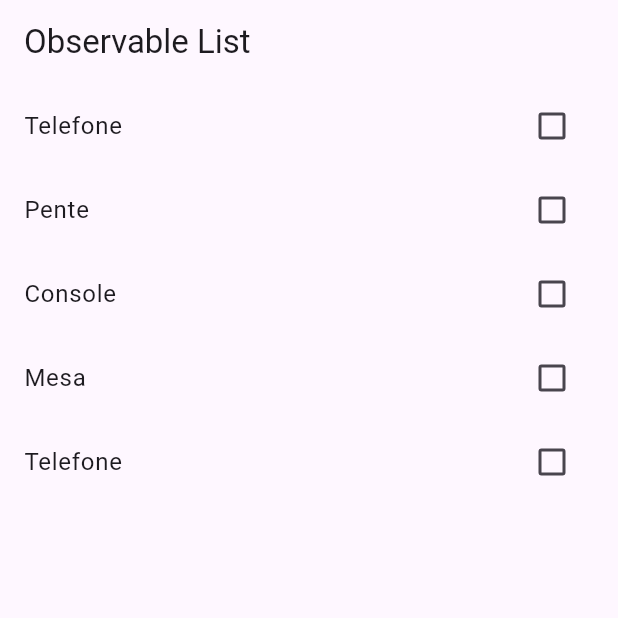
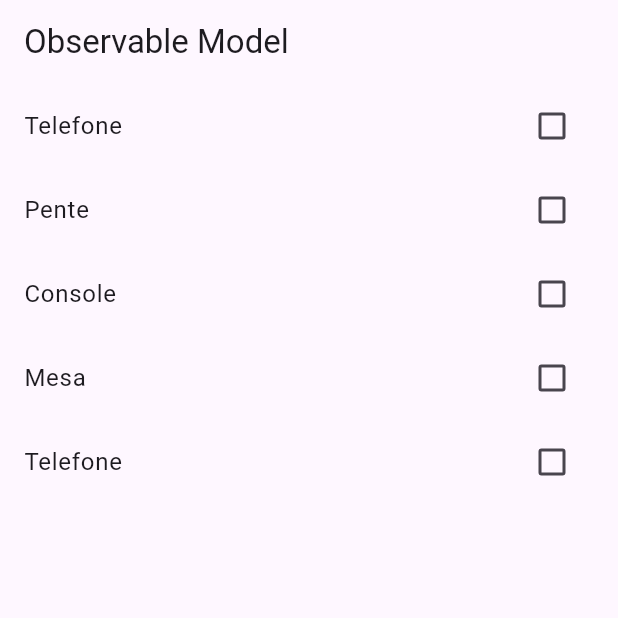
Before and after one commit to Jhonn-y/mobX_IMC, a Flutter app: the screen it shows after launch, item 3 of the bottom bar chosen, after a tap on "Adicionar", on a phone screen of 412 x 824 dp, the top half of it. Run offline on Flutter 3.47's test engine with Material 3 defaults, Android fonts, the phone set to English and light mode, and no system bars; our stand-ins replace currency_text_input_formatter, flutter_mobx, mobx, syncfusion_flutter_gauges; generated files the repository leaves out were written again.

Commit message:
Observable Model aplicado

```diff
--- a/lib/main.dart
+++ b/lib/main.dart
@@ -1,8 +1,9 @@
 import 'package:flutter/material.dart';
+import 'package:mobx_imc/observables/observable_model/observable_model_page.dart';
 // import 'package:mobx_imc/contador/counter_page.dart';
 // import 'package:mobx_imc/contador_codegen/counter_codegen_page.dart';
 // import 'package:mobx_imc/imc/imc_page.dart';
-import 'package:mobx_imc/observables/list/observable_list_page.dart';
+// import 'package:mobx_imc/observables/list/observable_list_page.dart';
 
 void main() {
   runApp(const MyApp());
@@ -18,7 +19,7 @@ class MyApp extends StatelessWidget {
         colorScheme: ColorScheme.fromSeed(seedColor: Colors.deepPurple),
         useMaterial3: true,
       ),
-      home: ObservableListPage(),
+      home: ObservableModelPage(),
     );
   }
 }
--- /dev/null
+++ b/lib/observables/observable_model/observable_model_controller.dart
@@ -0,0 +1,40 @@
+import 'package:mobx/mobx.dart';
+import 'package:mobx_imc/model/product_model.dart';
+import 'package:mobx_imc/observables/observable_model/model/product_store.dart';
+part 'observable_model_controller.g.dart';
+
+class ObservableModelController = ObservableModelControllerBase with _$ObservableModelController;
+
+abstract class ObservableModelControllerBase with Store {
+
+  @observable
+  var products = <ProductStore>[].asObservable();
+
+
+  @action
+  void loadProducts(){
+    products.addAll([
+      ProductStore(model: ProductModel(name: "Telefone"),selected: false),
+      ProductStore(model: ProductModel(name: "Pente"),selected: false),
+      ProductStore(model: ProductModel(name: "Console"),selected: false),
+      ProductStore(model: ProductModel(name: "Mesa"),selected: false),
+    ]);
+  }
+
+  @action
+  void addProduct(){
+    products.add(ProductStore(model: ProductModel(name: "Telefone"),selected: false),);
+  }
+
+  @action
+  void removeProduct(){
+    products.removeAt(0);
+  }
+
+  @action
+  void selectProduct(int index){
+    var isSelected = products[index].selected;
+    products[index].selected =!isSelected;
+  }
+
+}
--- /dev/null
+++ b/lib/observables/observable_model/observable_model_page.dart
@@ -0,0 +1,60 @@
+import 'package:flutter/material.dart';
+import 'package:flutter_mobx/flutter_mobx.dart';
+import 'package:mobx_imc/observables/observable_model/observable_model_controller.dart';
+
+class ObservableModelPage extends StatefulWidget {
+
+  const ObservableModelPage({ super.key });
+
+  @override
+  State<ObservableModelPage> createState() => _ObservableModelPageState();
+}
+
+class _ObservableModelPageState extends State<ObservableModelPage> {
+
+  final controller = ObservableModelController();
+
+  @override
+  Widget build(BuildContext context) {
+    return Scaffold(
+      appBar: AppBar(
+        title: const Text('Observable Model'),
+      ),
+      body: Column(
+        mainAxisAlignment: MainAxisAlignment.spaceBetween,
+        children: [
+          Expanded(
+            child: Observer(
+              builder: (_) => ListView.builder(
+                itemCount: controller.products.length,
+                itemBuilder: (context, index) {
+                final product = controller.products[index];
+                  return Observer(
+                    builder: (_) => CheckboxListTile(value: product.selected, onChanged: (_) {
+                      controller.selectProduct(index);
+                    },
+                    title: Text(product.model.name),),
+                  );
+                },
+              ),
+            ),
+          ),
+          Row(
+            mainAxisAlignment: MainAxisAlignment.spaceBetween,
+            children: [
+              TextButton(onPressed: () {
+                controller.addProduct();
+              }, child: const Text('Adicionar')),
+              TextButton(onPressed: () {
+                controller.removeProduct();
+              }, child: const Text('Remover')),
+              TextButton(onPressed: () {
+                controller.loadProducts();
+              }, child: const Text('Carregar')),
+            ],
+          )
+        ],
+      ),
+    );
+  }
+}
```
Also changed, not shown: lib/observables/observable_model/model/product_store.dart (added, +22 -0 lines), 1 other file.
